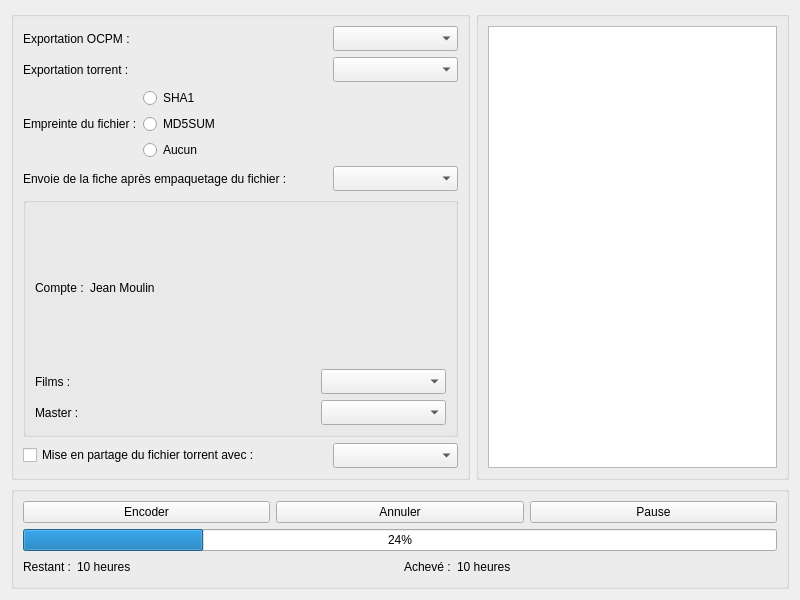
This is View/encodepane.ui in cinemaouvert/OCT as Qt 5 draws it before an edit. The edited form follows.
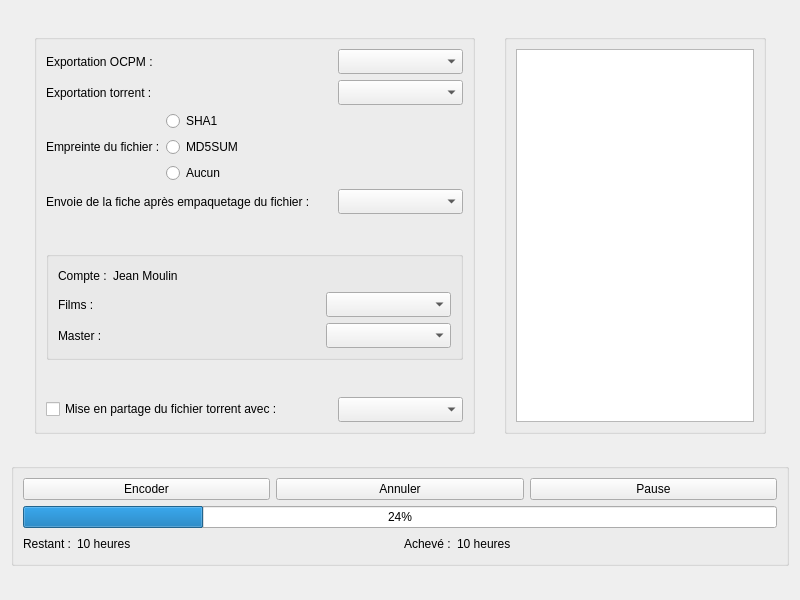
This is the edited form.

Commit message:
Updating View with several spacer.
Updating View with several spacer to better fits high resolution screen.

What changed in the file:
```diff
--- a/View/encodepane.ui
+++ b/View/encodepane.ui
@@ -14,11 +14,37 @@
    <string>Form</string>
   </property>
   <layout class="QVBoxLayout" name="verticalLayout">
+   <item>
+    <spacer name="verticalSpacer_5">
+     <property name="orientation">
+      <enum>Qt::Vertical</enum>
+     </property>
+     <property name="sizeHint" stdset="0">
+      <size>
+       <width>20</width>
+       <height>40</height>
+      </size>
+     </property>
+    </spacer>
+   </item>
    <item>
     <layout class="QHBoxLayout" name="horizontalLayout_MainEncodingPane">
      <property name="leftMargin">
       <number>0</number>
      </property>
+     <item>
+      <spacer name="horizontalSpacer_13">
+       <property name="orientation">
+        <enum>Qt::Horizontal</enum>
+       </property>
+       <property name="sizeHint" stdset="0">
+        <size>
+         <width>40</width>
+         <height>20</height>
+        </size>
+       </property>
+      </spacer>
+     </item>
      <item>
       <widget class="QGroupBox" name="groupBox_FormEncoding">
        <property name="title">
@@ -188,6 +214,19 @@
           </item>
          </layout>
         </item>
+        <item>
+         <spacer name="verticalSpacer">
+          <property name="orientation">
+           <enum>Qt::Vertical</enum>
+          </property>
+          <property name="sizeHint" stdset="0">
+           <size>
+            <width>20</width>
+            <height>40</height>
+           </size>
+          </property>
+         </spacer>
+        </item>
         <item>
          <widget class="QGroupBox" name="groupBox_Account">
           <property name="title">
@@ -311,6 +350,19 @@
           </layout>
          </widget>
         </item>
+        <item>
+         <spacer name="verticalSpacer_2">
+          <property name="orientation">
+           <enum>Qt::Vertical</enum>
+          </property>
+          <property name="sizeHint" stdset="0">
+           <size>
+            <width>20</width>
+            <height>40</height>
+           </size>
+          </property>
+         </spacer>
+        </item>
         <item>
          <layout class="QHBoxLayout" name="horizontalLayout_ShareTorrent">
           <property name="bottomMargin">
@@ -354,6 +406,19 @@
        </layout>
       </widget>
      </item>
+     <item>
+      <spacer name="horizontalSpacer_11">
+       <property name="orientation">
+        <enum>Qt::Horizontal</enum>
+       </property>
+       <property name="sizeHint" stdset="0">
+        <size>
+         <width>40</width>
+         <height>20</height>
+        </size>
+       </property>
+      </spacer>
+     </item>
      <item>
       <widget class="QGroupBox" name="groupBox_EncodingLog">
        <property name="title">
@@ -366,8 +431,34 @@
        </layout>
       </widget>
      </item>
+     <item>
+      <spacer name="horizontalSpacer_12">
+       <property name="orientation">
+        <enum>Qt::Horizontal</enum>
+       </property>
+       <property name="sizeHint" stdset="0">
+        <size>
+         <width>40</width>
+         <height>20</height>
+        </size>
+       </property>
+      </spacer>
+     </item>
     </layout>
    </item>
+   <item>
+    <spacer name="verticalSpacer_3">
+     <property name="orientation">
+      <enum>Qt::Vertical</enum>
+     </property>
+     <property name="sizeHint" stdset="0">
+      <size>
+       <width>20</width>
+       <height>40</height>
+      </size>
+     </property>
+    </spacer>
+   </item>
    <item>
     <widget class="QGroupBox" name="groupBox_Encode">
      <property name="title">
@@ -470,6 +561,19 @@
      </layout>
     </widget>
    </item>
+   <item>
+    <spacer name="verticalSpacer_4">
+     <property name="orientation">
+      <enum>Qt::Vertical</enum>
+     </property>
+     <property name="sizeHint" stdset="0">
+      <size>
+       <width>20</width>
+       <height>40</height>
+      </size>
+     </property>
+    </spacer>
+   </item>
   </layout>
  </widget>
  <resources/>
```
The commit also changes 5 other files.
